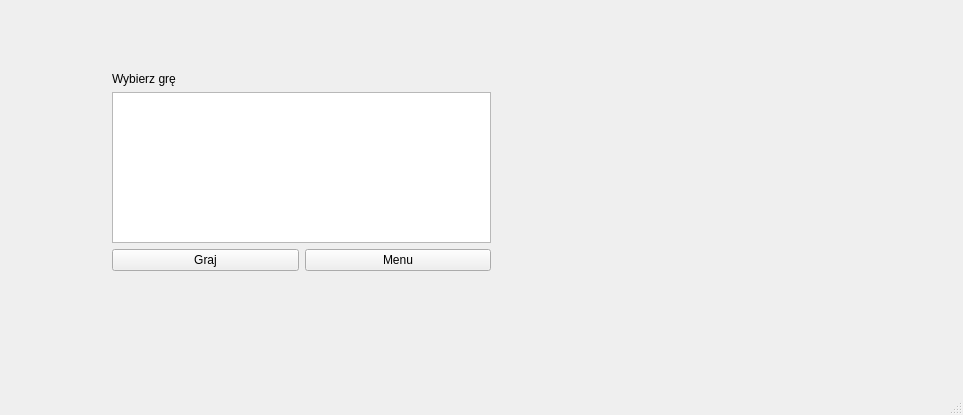
The window that projekt/src/mainwindow.ui (KevinSupertramp/stereogramiksy) describes before a commit, drawn with Qt 5.
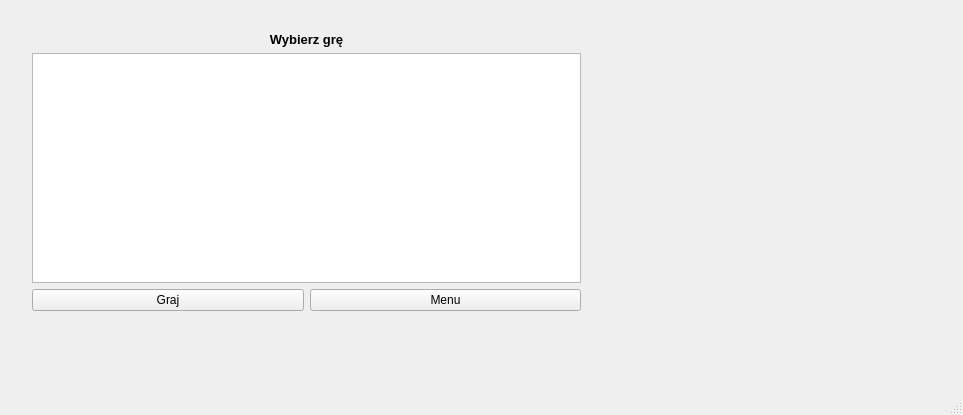
The same window after the commit. The open tabs and pages were chosen to show the change.

```diff
--- a/projekt/src/mainwindow.ui
+++ b/projekt/src/mainwindow.ui
@@ -26,7 +26,7 @@
      <verstretch>0</verstretch>
     </sizepolicy>
    </property>
-   <layout class="QVBoxLayout" name="verticalLayout_15">
+   <layout class="QHBoxLayout" name="horizontalLayout_14">
     <item>
      <widget class="QStackedWidget" name="stackedWidget">
       <property name="sizePolicy">
@@ -36,7 +36,7 @@
        </sizepolicy>
       </property>
       <property name="currentIndex">
-       <number>1</number>
+       <number>2</number>
       </property>
       <widget class="QWidget" name="page">
        <property name="sizePolicy">
@@ -53,6 +53,29 @@
             <property name="sizeConstraint">
              <enum>QLayout::SetFixedSize</enum>
             </property>
+            <item>
+             <widget class="QLabel" name="label_11">
+              <property name="maximumSize">
+               <size>
+                <width>16777215</width>
+                <height>100</height>
+               </size>
+              </property>
+              <property name="font">
+               <font>
+                <family>Viner Hand ITC</family>
+                <pointsize>41</pointsize>
+                <italic>true</italic>
+               </font>
+              </property>
+              <property name="text">
+               <string>Stereogramiksy</string>
+              </property>
+              <property name="alignment">
+               <set>Qt::AlignCenter</set>
+              </property>
+             </widget>
+            </item>
             <item>
              <widget class="QPushButton" name="pushButton_Generate">
               <property name="text">
@@ -508,21 +531,33 @@
        </layout>
       </widget>
       <widget class="QWidget" name="page_3">
-       <widget class="QWidget" name="verticalLayoutWidget">
+       <widget class="QWidget" name="horizontalLayoutWidget">
         <property name="geometry">
          <rect>
-          <x>90</x>
-          <y>50</y>
-          <width>401</width>
-          <height>221</height>
+          <x>10</x>
+          <y>10</y>
+          <width>571</width>
+          <height>301</height>
          </rect>
         </property>
+        <layout class="QHBoxLayout" name="horizontalLayout_8">
+         <item>
         <layout class="QVBoxLayout" name="verticalLayout_6">
          <item>
           <widget class="QLabel" name="label_2">
+             <property name="font">
+              <font>
+               <pointsize>10</pointsize>
+               <weight>75</weight>
+               <bold>true</bold>
+              </font>
+             </property>
            <property name="text">
             <string>Wybierz grę</string>
            </property>
+             <property name="alignment">
+              <set>Qt::AlignCenter</set>
+             </property>
           </widget>
          </item>
          <item>
@@ -536,6 +571,12 @@
           <layout class="QHBoxLayout" name="horizontalLayout_4">
            <item>
             <widget class="QPushButton" name="pushButton_wg_Graj">
+               <property name="sizePolicy">
+                <sizepolicy hsizetype="Minimum" vsizetype="Fixed">
+                 <horstretch>0</horstretch>
+                 <verstretch>0</verstretch>
+                </sizepolicy>
+               </property>
              <property name="text">
               <string>Graj</string>
              </property>
@@ -543,10 +584,18 @@
            </item>
            <item>
             <widget class="QPushButton" name="pushButton_wg_Menu">
+               <property name="sizePolicy">
+                <sizepolicy hsizetype="Minimum" vsizetype="Fixed">
+                 <horstretch>0</horstretch>
+                 <verstretch>0</verstretch>
+                </sizepolicy>
+               </property>
              <property name="text">
               <string>Menu</string>
              </property>
             </widget>
+             </item>
+            </layout>
            </item>
           </layout>
          </item>
```
Lines whose indentation alone changed are shown as unchanged.
